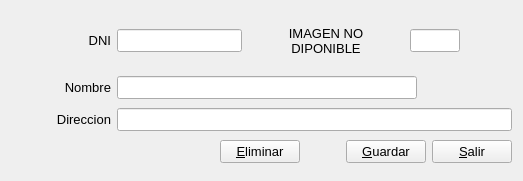
Qt form Facturacion/clientedni.ui (radtek/manager) before a commit.
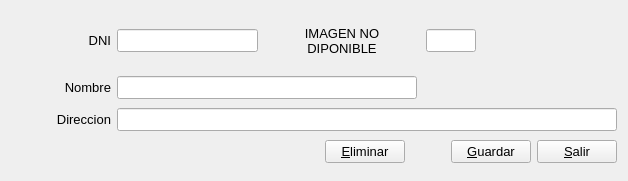
The same form after that commit. Icons and pictures are not drawn.

```diff
--- a/Facturacion/clientedni.ui
+++ b/Facturacion/clientedni.ui
@@ -6,7 +6,7 @@
    <rect>
     <x>0</x>
     <y>0</y>
-    <width>523</width>
+    <width>626</width>
     <height>181</height>
    </rect>
   </property>
@@ -214,13 +214,13 @@
       <widget class="QLineEdit" name="lineEdit_direccion">
        <property name="minimumSize">
         <size>
-         <width>300</width>
+         <width>500</width>
          <height>0</height>
         </size>
        </property>
        <property name="maximumSize">
         <size>
-         <width>16777215</width>
+         <width>500</width>
          <height>16777215</height>
         </size>
        </property>
```
Left out of the diff: 10 changed lines with no effect on the pictures.
